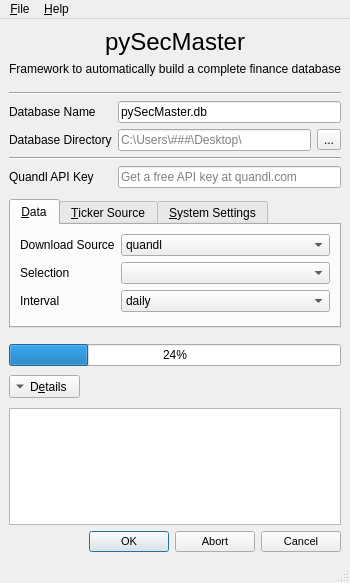
First picture: the form in pySecMaster/main_gui.ui, repository camisatx/pySecMaster, before the edit.
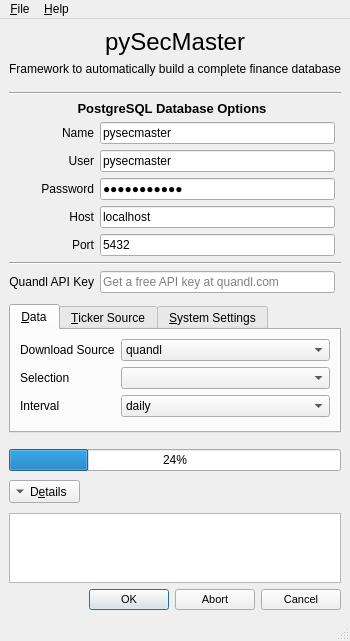
Second picture: the form after the edit. Icons and pictures are not drawn.

Commit message: Update main_gui.ui and main_gui.py to work with postgres, including adding help links to download PostgreSQL and psycopg. Change how the pySecMaster.py file handles the database options, whereas the main functions are now passed a dictionary with the database options.

The edit to the form file:
```diff
--- a/pySecMaster/main_gui.ui
+++ b/pySecMaster/main_gui.ui
@@ -7,7 +7,7 @@
     <x>0</x>
     <y>0</y>
     <width>337</width>
-    <height>583</height>
+    <height>638</height>
    </rect>
   </property>
   <property name="windowTitle">
@@ -25,104 +25,20 @@
   </property>
   <widget class="QWidget" name="centralwidget">
    <layout class="QGridLayout" name="gridLayout">
-    <item row="7" column="1" colspan="2">
-     <widget class="QLineEdit" name="lineedit_quandlkey">
+    <item row="15" column="0" colspan="3">
+     <widget class="QProgressBar" name="progressBar">
       <property name="toolTip">
        <string>Quandl API key only required if downloading data or tickers from Quandl</string>
       </property>
-      <property name="statusTip">
-       <string>Optional Quandl API key</string>
-      </property>
-      <property name="placeholderText">
-       <string>Get a free API key at quandl.com</string>
-      </property>
-     </widget>
-    </item>
-    <item row="5" column="2">
-     <widget class="QToolButton" name="toolbtn_dbdir">
-      <property name="toolTip">
-       <string>Navigate to the file directory where the database should be</string>
-      </property>
-      <property name="statusTip">
-       <string>Select the directory</string>
-      </property>
-      <property name="text">
-       <string>...</string>
-      </property>
-      <property name="icon">
-       <iconset resource="icons.qrc">
-        <normaloff>:/icons/open_folder_240px.png</normaloff>:/icons/open_folder_240px.png</iconset>
-      </property>
-     </widget>
-    </item>
-    <item row="8" column="0" colspan="3">
-     <spacer name="verticalSpacer_2">
-      <property name="orientation">
-       <enum>Qt::Vertical</enum>
-      </property>
-      <property name="sizeType">
-       <enum>QSizePolicy::Fixed</enum>
-      </property>
-      <property name="sizeHint" stdset="0">
-       <size>
-        <width>20</width>
-        <height>5</height>
-       </size>
-      </property>
-     </spacer>
-    </item>
-    <item row="0" column="0" colspan="3">
-     <widget class="QLabel" name="lbl_title">
-      <property name="font">
-       <font>
-        <pointsize>18</pointsize>
-       </font>
-      </property>
-      <property name="text">
-       <string>pySecMaster</string>
+      <property name="value">
+       <number>24</number>
       </property>
       <property name="alignment">
        <set>Qt::AlignCenter</set>
       </property>
      </widget>
     </item>
-    <item row="4" column="1" colspan="2">
-     <widget class="QLineEdit" name="lineedit_dbname">
-      <property name="toolTip">
-       <string>Name of the database you want to build or update</string>
-      </property>
-      <property name="statusTip">
-       <string>Required database name</string>
-      </property>
-      <property name="text">
-       <string>pySecMaster.db</string>
-      </property>
-     </widget>
-    </item>
-    <item row="12" column="1">
-     <spacer name="verticalSpacer">
-      <property name="orientation">
-       <enum>Qt::Vertical</enum>
-      </property>
-      <property name="sizeType">
-       <enum>QSizePolicy::Fixed</enum>
-      </property>
-      <property name="sizeHint" stdset="0">
-       <size>
-        <width>20</width>
-        <height>30</height>
-       </size>
-      </property>
-     </spacer>
-    </item>
-    <item row="4" column="0">
-     <widget class="QLabel" name="lbl_dbname">
-      <property name="text">
-       <string>Database Name</string>
-      </property>
-     </widget>
-    </item>
-    <item row="14" column="0" colspan="3">
+    <item row="18" column="0" colspan="3">
      <widget class="QDialogButtonBox" name="btnbox_action">
       <property name="sizePolicy">
        <sizepolicy hsizetype="Expanding" vsizetype="Fixed">
@@ -149,24 +65,7 @@
       </property>
      </widget>
     </item>
-    <item row="13" column="0" colspan="3">
-     <widget class="QTextBrowser" name="txtbrwsr_details">
-      <property name="enabled">
-       <bool>true</bool>
-      </property>
-      <property name="txtbrwsr_details.hide()" stdset="0">
-       <bool>true</bool>
-      </property>
-     </widget>
-    </item>
-    <item row="5" column="0">
-     <widget class="QLabel" name="lbl_dbdir">
-      <property name="text">
-       <string>Database Directory</string>
-      </property>
-     </widget>
-    </item>
-    <item row="12" column="0">
+    <item row="16" column="0">
      <widget class="QToolButton" name="toolbtn_details">
       <property name="toolTip">
        <string>View the code output</string>
@@ -188,36 +87,13 @@
       </property>
      </widget>
     </item>
-    <item row="5" column="1">
-     <widget class="QLineEdit" name="lineedit_dbdir">
-      <property name="toolTip">
-       <string>File directory where the database is (or should be) located</string>
-      </property>
-      <property name="statusTip">
-       <string>Required folder location for the database</string>
-      </property>
-      <property name="placeholderText">
-       <string>C:\Users\###\Desktop\</string>
-      </property>
-     </widget>
-    </item>
-    <item row="11" column="0" colspan="3">
-     <widget class="QProgressBar" name="progressBar">
-      <property name="toolTip">
-       <string>Download progresss</string>
-      </property>
-      <property name="value">
-       <number>24</number>
+    <item row="9" column="0">
+     <widget class="QLabel" name="lbl_port">
+      <property name="text">
+       <string>Port</string>
       </property>
       <property name="alignment">
-       <set>Qt::AlignCenter</set>
-      </property>
-     </widget>
-    </item>
-    <item row="6" column="0" colspan="3">
-     <widget class="Line" name="line_2">
-      <property name="orientation">
-       <enum>Qt::Horizontal</enum>
+       <set>Qt::AlignRight|Qt::AlignTrailing|Qt::AlignVCenter</set>
       </property>
      </widget>
     </item>
@@ -260,30 +136,255 @@
       </property>
      </widget>
     </item>
+    <item row="14" column="0" colspan="3">
+     <spacer name="verticalSpacer_3">
+      <property name="orientation">
+       <enum>Qt::Vertical</enum>
+      </property>
+      <property name="sizeType">
+       <enum>QSizePolicy::Fixed</enum>
+      </property>
+      <property name="sizeHint" stdset="0">
+       <size>
+        <width>20</width>
+        <height>10</height>
+       </size>
+      </property>
+     </spacer>
+    </item>
+    <item row="17" column="0" colspan="3">
+     <widget class="QTextBrowser" name="txtbrwsr_details">
+      <property name="enabled">
+       <bool>true</bool>
+      </property>
+      <property name="txtbrwsr_details.hide()" stdset="0">
+       <bool>true</bool>
+      </property>
+     </widget>
+    </item>
+    <item row="10" column="0" colspan="3">
+     <widget class="Line" name="line_2">
+      <property name="orientation">
+       <enum>Qt::Horizontal</enum>
+      </property>
+     </widget>
+    </item>
+    <item row="2" column="0" colspan="3">
+     <spacer name="verticalSpacer_1">
+      <property name="orientation">
+       <enum>Qt::Vertical</enum>
+      </property>
+      <property name="sizeType">
+       <enum>QSizePolicy::Fixed</enum>
+      </property>
+      <property name="sizeHint" stdset="0">
+       <size>
+        <width>20</width>
+        <height>10</height>
+       </size>
+      </property>
+     </spacer>
+    </item>
+    <item row="6" column="1">
+     <widget class="QLineEdit" name="lineedit_user">
+      <property name="toolTip">
+       <string>Recommended to create a special PostgreSQL user for pySecMaster</string>
+      </property>
+      <property name="statusTip">
+       <string>Required database user</string>
+      </property>
+      <property name="text">
+       <string>pysecmaster</string>
+      </property>
+     </widget>
+    </item>
     <item row="7" column="0">
+     <widget class="QLabel" name="lbl_password">
+      <property name="text">
+       <string>Password</string>
+      </property>
+      <property name="alignment">
+       <set>Qt::AlignRight|Qt::AlignTrailing|Qt::AlignVCenter</set>
+      </property>
+     </widget>
+    </item>
+    <item row="12" column="0" colspan="3">
+     <spacer name="verticalSpacer_2">
+      <property name="orientation">
+       <enum>Qt::Vertical</enum>
+      </property>
+      <property name="sizeType">
+       <enum>QSizePolicy::Fixed</enum>
+      </property>
+      <property name="sizeHint" stdset="0">
+       <size>
+        <width>20</width>
+        <height>5</height>
+       </size>
+      </property>
+     </spacer>
+    </item>
+    <item row="16" column="1">
+     <spacer name="verticalSpacer">
+      <property name="orientation">
+       <enum>Qt::Vertical</enum>
+      </property>
+      <property name="sizeType">
+       <enum>QSizePolicy::Fixed</enum>
+      </property>
+      <property name="sizeHint" stdset="0">
+       <size>
+        <width>20</width>
+        <height>30</height>
+       </size>
+      </property>
+     </spacer>
+    </item>
+    <item row="0" column="0" colspan="3">
+     <widget class="QLabel" name="lbl_title">
+      <property name="font">
+       <font>
+        <pointsize>18</pointsize>
+       </font>
+      </property>
+      <property name="text">
+       <string>pySecMaster</string>
+      </property>
+      <property name="alignment">
+       <set>Qt::AlignCenter</set>
+      </property>
+     </widget>
+    </item>
+    <item row="9" column="1">
+     <widget class="QLineEdit" name="lineedit_port">
+      <property name="toolTip">
+       <string>Port number used to access the database on the host</string>
+      </property>
+      <property name="statusTip">
+       <string>Required database port number</string>
+      </property>
+      <property name="text">
+       <string>5432</string>
+      </property>
+      <property name="placeholderText">
+       <string>C:\Users\###\Desktop\</string>
+      </property>
+     </widget>
+    </item>
+    <item row="7" column="1">
+     <widget class="QLineEdit" name="lineedit_password">
+      <property name="statusTip">
+       <string>Required database password for the specified user</string>
+      </property>
+      <property name="inputMethodHints">
+       <set>Qt::ImhNoAutoUppercase|Qt::ImhNoPredictiveText</set>
+      </property>
+      <property name="text">
+       <string>pysecmaster</string>
+      </property>
+      <property name="echoMode">
+       <enum>QLineEdit::Password</enum>
+      </property>
+     </widget>
+    </item>
+    <item row="8" column="0">
+     <widget class="QLabel" name="lbl_host">
+      <property name="text">
+       <string>Host</string>
+      </property>
+      <property name="alignment">
+       <set>Qt::AlignRight|Qt::AlignTrailing|Qt::AlignVCenter</set>
+      </property>
+     </widget>
+    </item>
+    <item row="6" column="0">
+     <widget class="QLabel" name="lbl_user">
+      <property name="text">
+       <string>User</string>
+      </property>
+      <property name="alignment">
+       <set>Qt::AlignRight|Qt::AlignTrailing|Qt::AlignVCenter</set>
+      </property>
+     </widget>
+    </item>
+    <item row="4" column="0" colspan="2">
+     <widget class="QLabel" name="lbl_db_title">
+      <property name="font">
+       <font>
+        <pointsize>10</pointsize>
+        <weight>75</weight>
+        <italic>false</italic>
+        <bold>true</bold>
+       </font>
+      </property>
+      <property name="text">
+       <string>PostgreSQL Database Options</string>
+      </property>
+      <property name="alignment">
+       <set>Qt::AlignBottom|Qt::AlignHCenter</set>
+      </property>
+     </widget>
+    </item>
+    <item row="11" column="0">
      <widget class="QLabel" name="lbl_quandlkey">
       <property name="text">
        <string>Quandl API Key</string>
       </property>
+      <property name="alignment">
+       <set>Qt::AlignRight|Qt::AlignTrailing|Qt::AlignVCenter</set>
+      </property>
      </widget>
     </item>
-    <item row="10" column="0" colspan="3">
-     <spacer name="verticalSpacer_3">
-      <property name="orientation">
-       <enum>Qt::Vertical</enum>
+    <item row="11" column="1">
+     <widget class="QLineEdit" name="lineedit_quandlkey">
+      <property name="toolTip">
+       <string>Quandl API key only required if downloading data or tickers from Quandl</string>
       </property>
-      <property name="sizeType">
-       <enum>QSizePolicy::Fixed</enum>
+      <property name="statusTip">
+       <string>Optional Quandl API key</string>
       </property>
-      <property name="sizeHint" stdset="0">
-       <size>
-        <width>20</width>
-        <height>10</height>
-       </size>
+      <property name="placeholderText">
+       <string>Get a free API key at quandl.com</string>
       </property>
-     </spacer>
+     </widget>
     </item>
-    <item row="9" column="0" colspan="3">
+    <item row="8" column="1">
+     <widget class="QLineEdit" name="lineedit_host">
+      <property name="toolTip">
+       <string>Specify a local or remote host</string>
+      </property>
+      <property name="statusTip">
+       <string>Required database host address</string>
+      </property>
+      <property name="text">
+       <string>localhost</string>
+      </property>
+     </widget>
+    </item>
+    <item row="5" column="1">
+     <widget class="QLineEdit" name="lineedit_name">
+      <property name="toolTip">
+       <string>Database name within the Postgre server</string>
+      </property>
+      <property name="statusTip">
+       <string>Required database name</string>
+      </property>
+      <property name="text">
+       <string>pysecmaster</string>
+      </property>
+     </widget>
+    </item>
+    <item row="5" column="0">
+     <widget class="QLabel" name="lbl_name">
+      <property name="text">
+       <string>Name</string>
+      </property>
+      <property name="alignment">
+       <set>Qt::AlignRight|Qt::AlignTrailing|Qt::AlignVCenter</set>
+      </property>
+     </widget>
+    </item>
+    <item row="13" column="0" colspan="3">
      <widget class="QTabWidget" name="tab_main">
       <property name="sizePolicy">
        <sizepolicy hsizetype="Expanding" vsizetype="Fixed">
```
Left out of the diff: 66 changed lines with no effect on the pictures. The commit also changes 4 other files.
